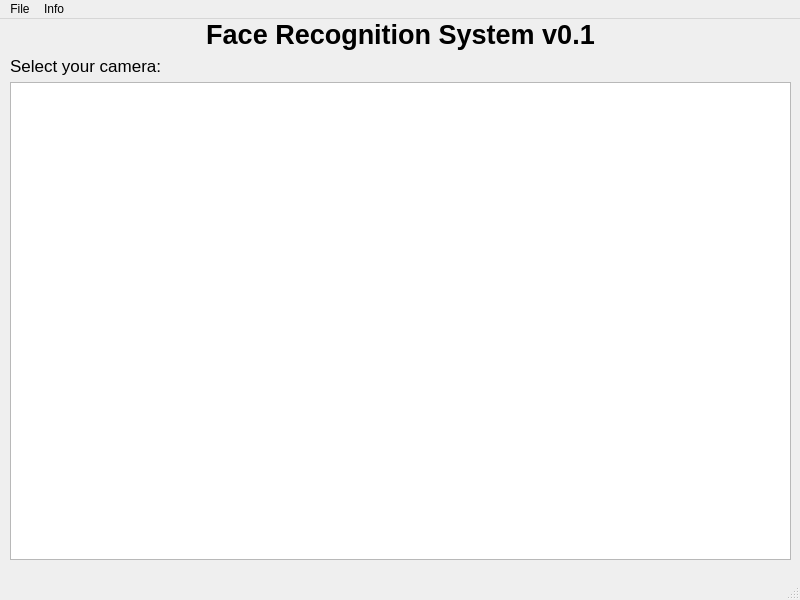
Old version of the form src/designs/MainWindow.ui in the repository RubyLegend/FaceAI.
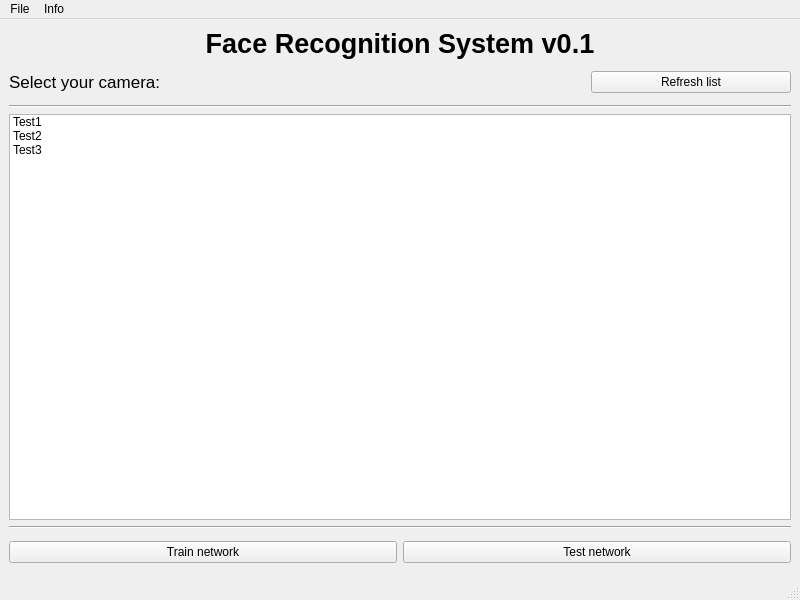
New version of the form.

```diff
--- a/src/designs/MainWindow.ui
+++ b/src/designs/MainWindow.ui
@@ -24,7 +24,7 @@
   </property>
   <property name="maximumSize">
    <size>
-    <width>800</width>
+    <width>1280</width>
     <height>600</height>
    </size>
   </property>
@@ -32,19 +32,7 @@
    <string>Face Recognition System</string>
   </property>
   <widget class="QWidget" name="centralwidget">
-   <widget class="QWidget" name="verticalLayoutWidget">
-    <property name="geometry">
-     <rect>
-      <x>10</x>
-      <y>0</y>
-      <width>781</width>
-      <height>541</height>
-     </rect>
-    </property>
     <layout class="QVBoxLayout" name="verticalLayout">
-     <property name="sizeConstraint">
-      <enum>QLayout::SetMaximumSize</enum>
-     </property>
      <item>
       <widget class="QLabel" name="Title">
        <property name="font">
@@ -63,6 +51,14 @@
       </widget>
      </item>
      <item>
+     <layout class="QHBoxLayout" name="horizontalLayout">
+      <property name="topMargin">
+       <number>6</number>
+      </property>
+      <property name="bottomMargin">
+       <number>6</number>
+      </property>
+      <item>
       <widget class="QLabel" name="Welcome_Message">
        <property name="font">
         <font>
@@ -75,10 +71,90 @@
       </widget>
      </item>
      <item>
-      <widget class="QListWidget" name="CameraList"/>
-     </item>
-    </layout>
-   </widget>
+       <widget class="QPushButton" name="RefreshButton">
+        <property name="maximumSize">
+         <size>
+          <width>200</width>
+          <height>16777215</height>
+         </size>
+        </property>
+        <property name="text">
+         <string>Refresh list</string>
+        </property>
+       </widget>
+      </item>
+     </layout>
+    </item>
+    <item>
+     <widget class="Line" name="line">
+      <property name="orientation">
+       <enum>Qt::Horizontal</enum>
+      </property>
+     </widget>
+    </item>
+    <item>
+     <widget class="QListWidget" name="CameraList">
+      <property name="verticalScrollMode">
+       <enum>QAbstractItemView::ScrollPerPixel</enum>
+      </property>
+      <property name="resizeMode">
+       <enum>QListView::Adjust</enum>
+      </property>
+      <property name="spacing">
+       <number>2</number>
+      </property>
+      <property name="selectionRectVisible">
+       <bool>false</bool>
+      </property>
+      <item>
+       <property name="text">
+        <string>Test1</string>
+       </property>
+      </item>
+      <item>
+       <property name="text">
+        <string>Test2</string>
+       </property>
+      </item>
+      <item>
+       <property name="text">
+        <string>Test3</string>
+       </property>
+      </item>
+     </widget>
+    </item>
+    <item>
+     <widget class="Line" name="line_2">
+      <property name="orientation">
+       <enum>Qt::Horizontal</enum>
+      </property>
+     </widget>
+    </item>
+    <item>
+     <layout class="QHBoxLayout" name="horizontalLayout_2">
+      <property name="topMargin">
+       <number>6</number>
+      </property>
+      <property name="bottomMargin">
+       <number>6</number>
+      </property>
+      <item>
+       <widget class="QPushButton" name="TrainButton">
+        <property name="text">
+         <string>Train network</string>
+        </property>
+       </widget>
+      </item>
+      <item>
+       <widget class="QPushButton" name="TestButton">
+        <property name="text">
+         <string>Test network</string>
+        </property>
+       </widget>
+      </item>
+     </layout>
+    </item>
+   </layout>
   </widget>
   <widget class="QMenuBar" name="menubar">
    <property name="geometry">
```
Left out of the diff: 36 changed lines with no effect on the pictures. Lines whose indentation alone changed are shown as unchanged.
